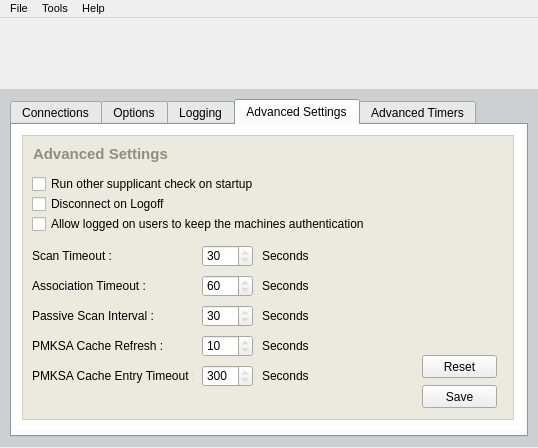
This is xsupplicant-ui/Skins/Default/ConnectionManagerWindow.ui in Zero3K/xsupplicant as Qt 5 draws it before an edit. The edited form follows.
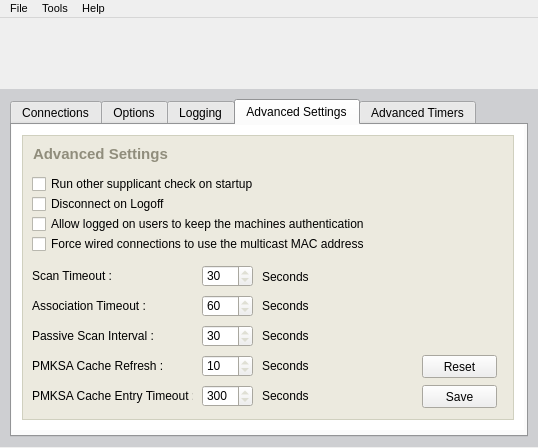
This is the edited form. The open tabs and pages were chosen to show the change. Icons and pictures are not drawn.

Commit message: Added a UI option to force the supplicant to use the multicast address of the switch.  This is needed only for switches that speak to the supplicant on the unicast address, but don't listen to responses unless they are coming from the multicast address.

What changed in the file:
```diff
--- a/xsupplicant-ui/Skins/Default/ConnectionManagerWindow.ui
+++ b/xsupplicant-ui/Skins/Default/ConnectionManagerWindow.ui
@@ -3082,7 +3082,7 @@
                <property name="geometry" >
                 <rect>
                  <x>10</x>
-                 <y>113</y>
+                 <y>133</y>
                  <width>161</width>
                  <height>16</height>
                 </rect>
@@ -3132,7 +3132,7 @@
                <property name="geometry" >
                 <rect>
                  <x>180</x>
-                 <y>110</y>
+                 <y>130</y>
                  <width>51</width>
                  <height>22</height>
                 </rect>
@@ -3245,7 +3245,7 @@
                <property name="geometry" >
                 <rect>
                  <x>10</x>
-                 <y>233</y>
+                 <y>253</y>
                  <width>161</width>
                  <height>16</height>
                 </rect>
@@ -3295,7 +3295,7 @@
                <property name="geometry" >
                 <rect>
                  <x>180</x>
-                 <y>140</y>
+                 <y>160</y>
                  <width>51</width>
                  <height>22</height>
                 </rect>
@@ -3308,7 +3308,7 @@
                <property name="geometry" >
                 <rect>
                  <x>180</x>
-                 <y>170</y>
+                 <y>190</y>
                  <width>51</width>
                  <height>22</height>
                 </rect>
@@ -3321,7 +3321,7 @@
                <property name="geometry" >
                 <rect>
                  <x>180</x>
-                 <y>200</y>
+                 <y>220</y>
                  <width>51</width>
                  <height>22</height>
                 </rect>
@@ -3334,7 +3334,7 @@
                <property name="geometry" >
                 <rect>
                  <x>180</x>
-                 <y>230</y>
+                 <y>250</y>
                  <width>51</width>
                  <height>22</height>
                 </rect>
@@ -3350,7 +3350,7 @@
                <property name="geometry" >
                 <rect>
                  <x>10</x>
-                 <y>143</y>
+                 <y>163</y>
                  <width>161</width>
                  <height>16</height>
                 </rect>
@@ -3400,7 +3400,7 @@
                <property name="geometry" >
                 <rect>
                  <x>10</x>
-                 <y>173</y>
+                 <y>193</y>
                  <width>161</width>
                  <height>16</height>
                 </rect>
@@ -3450,7 +3450,7 @@
                <property name="geometry" >
                 <rect>
                  <x>10</x>
-                 <y>203</y>
+                 <y>223</y>
                  <width>161</width>
                  <height>16</height>
                 </rect>
@@ -3500,7 +3500,7 @@
                <property name="geometry" >
                 <rect>
                  <x>240</x>
-                 <y>113</y>
+                 <y>134</y>
                  <width>101</width>
                  <height>16</height>
                 </rect>
@@ -3550,7 +3550,7 @@
                <property name="geometry" >
                 <rect>
                  <x>240</x>
-                 <y>143</y>
+                 <y>163</y>
                  <width>101</width>
                  <height>16</height>
                 </rect>
@@ -3600,7 +3600,7 @@
                <property name="geometry" >
                 <rect>
                  <x>240</x>
-                 <y>173</y>
+                 <y>193</y>
                  <width>101</width>
                  <height>16</height>
                 </rect>
@@ -3650,7 +3650,7 @@
                <property name="geometry" >
                 <rect>
                  <x>240</x>
-                 <y>203</y>
+                 <y>223</y>
                  <width>101</width>
                  <height>16</height>
                 </rect>
@@ -3700,7 +3700,7 @@
                <property name="geometry" >
                 <rect>
                  <x>240</x>
-                 <y>233</y>
+                 <y>253</y>
                  <width>101</width>
                  <height>16</height>
                 </rect>
@@ -3759,6 +3759,56 @@
                 <string>Save</string>
                </property>
               </widget>
+              <widget class="QCheckBox" name="forceMulticast" >
+               <property name="geometry" >
+                <rect>
+                 <x>10</x>
+                 <y>100</y>
+                 <width>471</width>
+                 <height>18</height>
+                </rect>
+               </property>
+               <property name="palette" >
+                <palette>
+                 <active>
+                  <colorrole role="WindowText" >
+                   <brush brushstyle="SolidPattern" >
+                    <color alpha="255" >
+                     <red>0</red>
+                     <green>0</green>
+                     <blue>0</blue>
+                    </color>
+                   </brush>
+                  </colorrole>
+                 </active>
+                 <inactive>
+                  <colorrole role="WindowText" >
+                   <brush brushstyle="SolidPattern" >
+                    <color alpha="255" >
+                     <red>0</red>
+                     <green>0</green>
+                     <blue>0</blue>
+                    </color>
+                   </brush>
+                  </colorrole>
+                 </inactive>
+                 <disabled>
+                  <colorrole role="WindowText" >
+                   <brush brushstyle="SolidPattern" >
+                    <color alpha="255" >
+                     <red>127</red>
+                     <green>127</green>
+                     <blue>127</blue>
+                    </color>
+                   </brush>
+                  </colorrole>
+                 </disabled>
+                </palette>
+               </property>
+               <property name="text" >
+                <string>Force wired connections to use the multicast MAC address</string>
+               </property>
+              </widget>
              </widget>
             </item>
            </layout>
```
Left out of the diff: 2 changed lines with no effect on the pictures. The commit also changes 5 other files.
